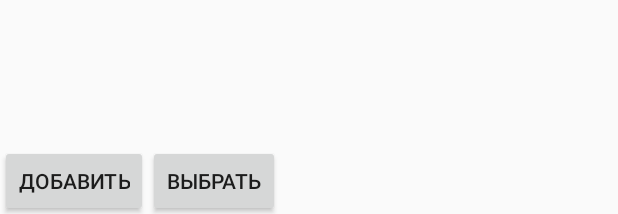
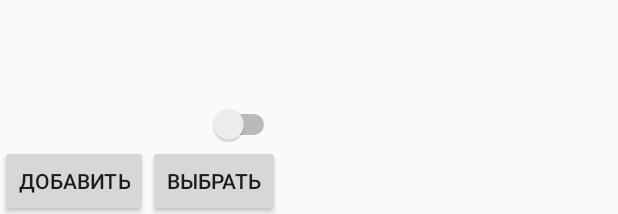
Before and after one commit to antonkoatl/mylearn, an Android app: the layout activity_dict_dialog.xml on its own in the app's theme, with its tools: preview values and no code run, on a phone screen of 412 x 824 dp. Shown: the part 1019-1233 px from the top of the screen. Run offline under Robolectric (Android 15) with nearby library versions, the phone set to English and light mode, and no system bars.

Commit message:
switch single/multi dict

```diff
--- a/app/src/main/java/com/noname/mylearn/EditDict.java
+++ b/app/src/main/java/com/noname/mylearn/EditDict.java
@@ -21,16 +21,12 @@ public class EditDict extends ActionBarActivity implements android.support.v4.ap
     public static final int RESULT_ADDED = 200;
     public static final int RESULT_EDITED = 201;
 
-
-
     ArrayList<String>words = new ArrayList<String>();
 
     //ArrayAdapter<String> adapter;
     SimpleCursorAdapter scAdapter;
     long idDict;
     long idWord;
-
-
 
     static class MyCursorLoader extends CursorLoader {
         DBHelper db;
--- a/app/src/main/res/layout/activity_dict_dialog.xml
+++ b/app/src/main/res/layout/activity_dict_dialog.xml
@@ -32,5 +32,19 @@
         android:layout_alignParentStart="false"
         />
 
+    <Switch
+        android:layout_width="wrap_content"
+        android:layout_height="wrap_content"
+        android:id="@+id/switch1"
+        android:checked="false"
+        android:textOff="Один"
+        android:textOn="Много"
+        android:layout_above="@+id/button_select_dict"
+        android:layout_alignParentLeft="true"
+        android:layout_alignParentStart="true"
+        android:layout_toStartOf="@+id/button_select_dict"
+        android:layout_alignRight="@+id/button_select_dict"
+        android:layout_alignEnd="@+id/button_select_dict" />
+
 
 </RelativeLayout>
```
Also changed, not shown: app/src/main/java/com/noname/mylearn/DictDialog.java (+106 -12 lines), app/src/main/java/com/noname/mylearn/MainActivity.java (+21 -7 lines), 1 other file.
